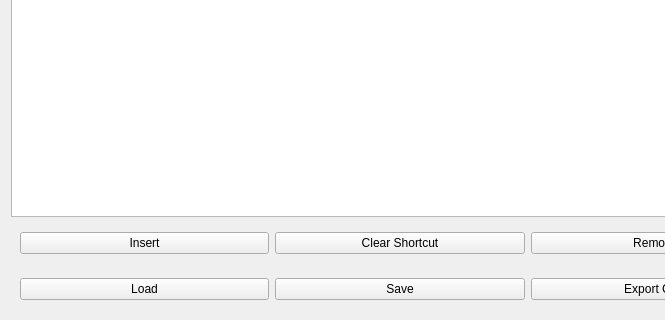
Old version of the form src/SCE/EventsWidget/eventswidget.ui in the repository RiverChriss/openshot-qt-SCE; both pictures show x 0 to 665 and y 280 to 600 of the 800 by 600 pixel window.
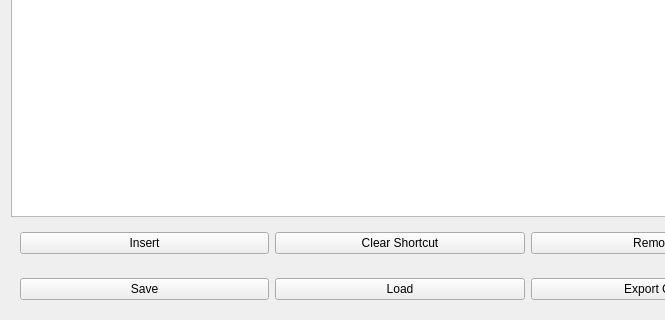
New version of the form.

Commit message: Implementation Save, Load TableEvents

Patch:
```diff
--- a/src/SCE/EventsWidget/eventswidget.ui
+++ b/src/SCE/EventsWidget/eventswidget.ui
@@ -142,16 +142,16 @@
      </property>
      <layout class="QHBoxLayout" name="horizontalLayout_3">
       <item>
-       <widget class="QPushButton" name="btn_Load">
+       <widget class="QPushButton" name="btn_Save">
         <property name="text">
-         <string>Load</string>
+         <string>Save</string>
         </property>
        </widget>
       </item>
       <item>
-       <widget class="QPushButton" name="btn_Save">
+       <widget class="QPushButton" name="btn_Load">
         <property name="text">
-         <string>Save</string>
+         <string>Load</string>
         </property>
        </widget>
       </item>
```
The commit also changes 2 other files.
